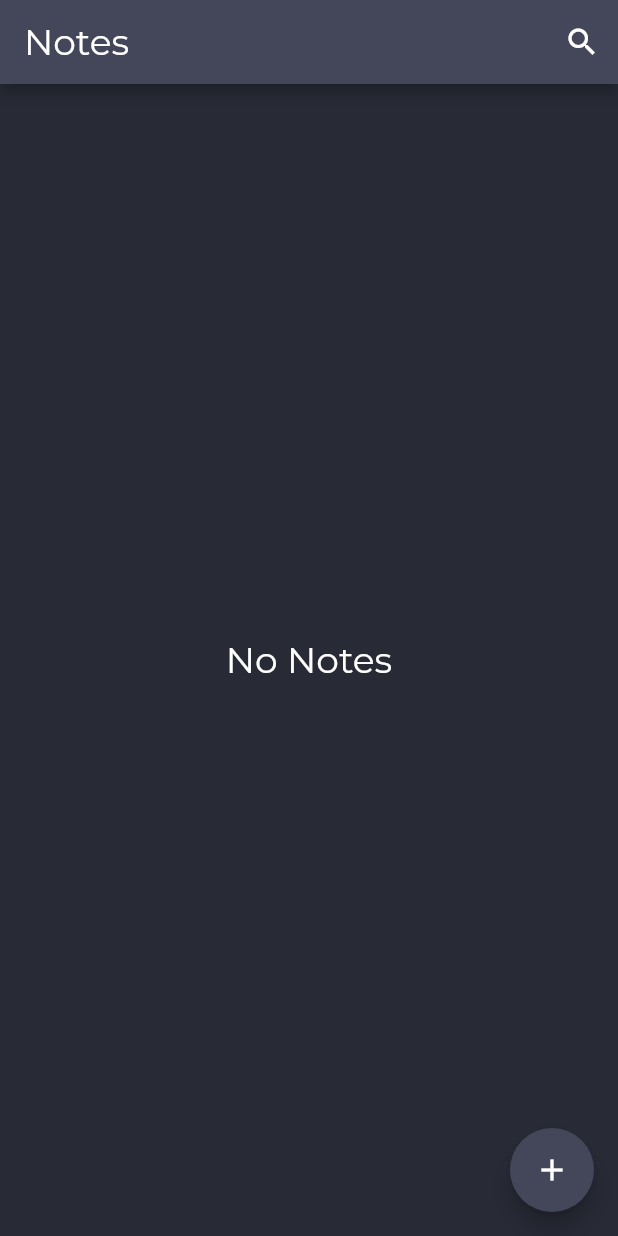
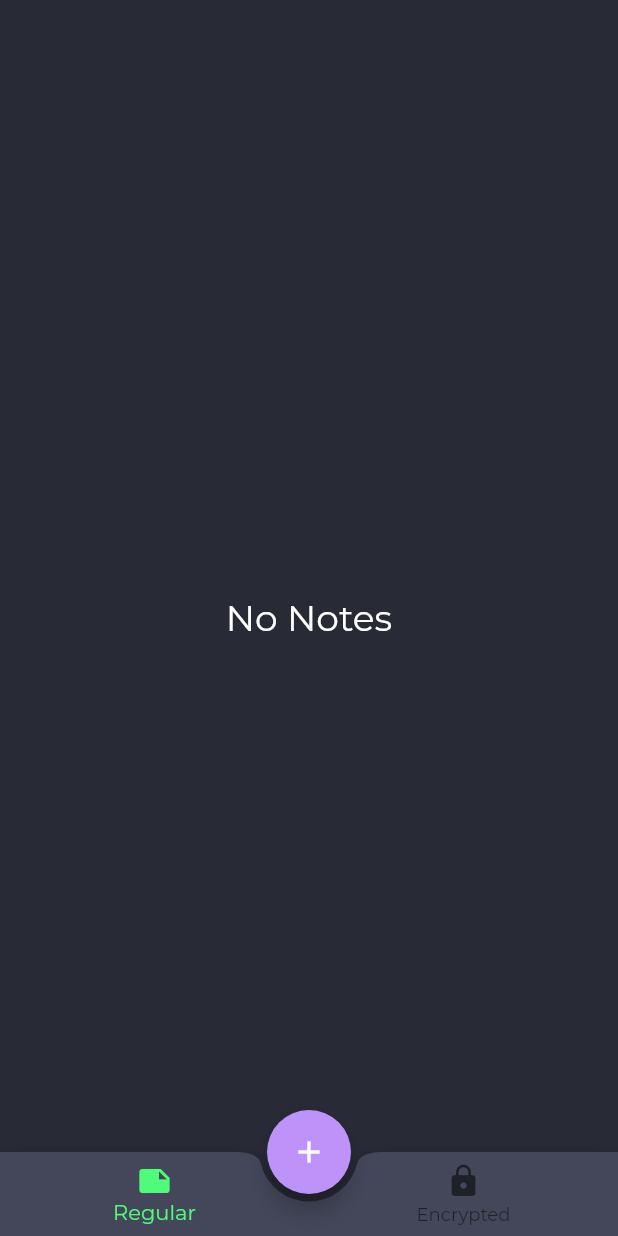
Before and after one commit to cnugroho11/simple_note, a Flutter app: the screen it shows after launch, on a phone screen of 412 x 824 dp. Run offline on Flutter 3.47's test engine with Material 2 defaults, Android fonts, the phone set to English and light mode, and no system bars; our stand-ins replace sqflite; accounts and stored records are empty.

Commit message:
redesign bottom navbar

```diff
--- a/lib/pages/home_screen.dart
+++ b/lib/pages/home_screen.dart
@@ -1,4 +1,5 @@
 import 'package:flutter/material.dart';
+import 'package:flutter/rendering.dart';
 import 'package:simple_note/constant/theme.dart';
 import 'package:flutter_staggered_grid_view/flutter_staggered_grid_view.dart';
 import 'package:simple_note/model/note.dart';
@@ -19,25 +20,9 @@ class _HomeScreenState extends State<HomeScreen> {
   ScrollController scrollController = ScrollController();
   late List<Note> notes;
   bool isLoading = false;
-  bool isFloating = true;
 
   @override
   void initState() {
-    scrollController.addListener(() {
-      if(scrollController.offset >= scrollController.position.maxScrollExtent
-        && !scrollController.position.outOfRange) {
-          setState(() {
-            isFloating = false;
-          });
-        }
-        if(scrollController.position.pixels <= (MediaQuery.of(context).size.height
-        - MediaQuery.of(context).padding.top)  * (3/4)
-        && !scrollController.position.outOfRange) {
-          setState(() {
-            isFloating = true;
-          });
-        }
-    });
     super.initState();
     refreshNotes();
   }
@@ -56,31 +41,40 @@ class _HomeScreenState extends State<HomeScreen> {
 
   @override
   Widget build(BuildContext context) {
-
     return Scaffold(
+      extendBody: true,
       backgroundColor: background,
-      appBar: AppBar(
-        backgroundColor: draculaGrey,
-        title: Text(
-          'Notes',
-          style: TextStyle(fontSize: 24),
-        ),
-        actions: [Icon(Icons.search), SizedBox(width: 12)],
-      ),
       body: Center(
-        child: isLoading
-            ? CircularProgressIndicator()
-            : notes.isEmpty
+        child: isLoading ? CircularProgressIndicator() : notes.isEmpty
         ? Text(
           'No Notes',
           style: TextStyle(color: Colors.white, fontSize: 24),
-        )
-            : buildNotes(),
+          ): buildNotes(),
       ),
-      floatingActionButton: Visibility(
-        child: FloatingActionButton(
-          backgroundColor: draculaGrey,
-          child: Icon(Icons.add),
+      bottomNavigationBar: BottomAppBar(
+        notchMargin: 5,
+        shape: CircularNotchedRectangle(),
+        color: draculaGrey,
+        child: BottomNavigationBar(
+          backgroundColor: Colors.transparent,
+          selectedItemColor: draculaGreen,
+          elevation: 0,
+          items: [
+            BottomNavigationBarItem(
+              icon: Icon(Icons.note),
+              label: 'Regular'
+            ),
+            BottomNavigationBarItem(
+              icon: Icon(Icons.lock),
+              label: 'Encrypted'
+            ),
+          ],
+        ),
+
+      ),
+      floatingActionButton: FloatingActionButton(
+        backgroundColor: draculaPurple,
+        child: Icon(Icons.add,),
         onPressed: () async {
           await Navigator.of(context).push(
             MaterialPageRoute(builder: (context) => EditNoteScreen()),
@@ -88,15 +82,14 @@ class _HomeScreenState extends State<HomeScreen> {
           refreshNotes();
         },
       ),
-        visible: isFloating,
-      )
+      floatingActionButtonLocation: FloatingActionButtonLocation.centerDocked,
     );
   }
 
   Widget buildNotes() {
     return StaggeredGridView.countBuilder(
       controller: scrollController,
-      padding: EdgeInsets.all(8),
+      padding: EdgeInsets.only(top: 30, right: 8, left: 8, bottom: 70),
       itemCount: notes.length,
       staggeredTileBuilder: (index) => StaggeredTile.fit(2),
       crossAxisCount: 4,
```
Also changed, not shown: lib/widgets/note_container_widget.dart (+5 -3 lines). Lines whose indentation alone changed are shown as unchanged.
